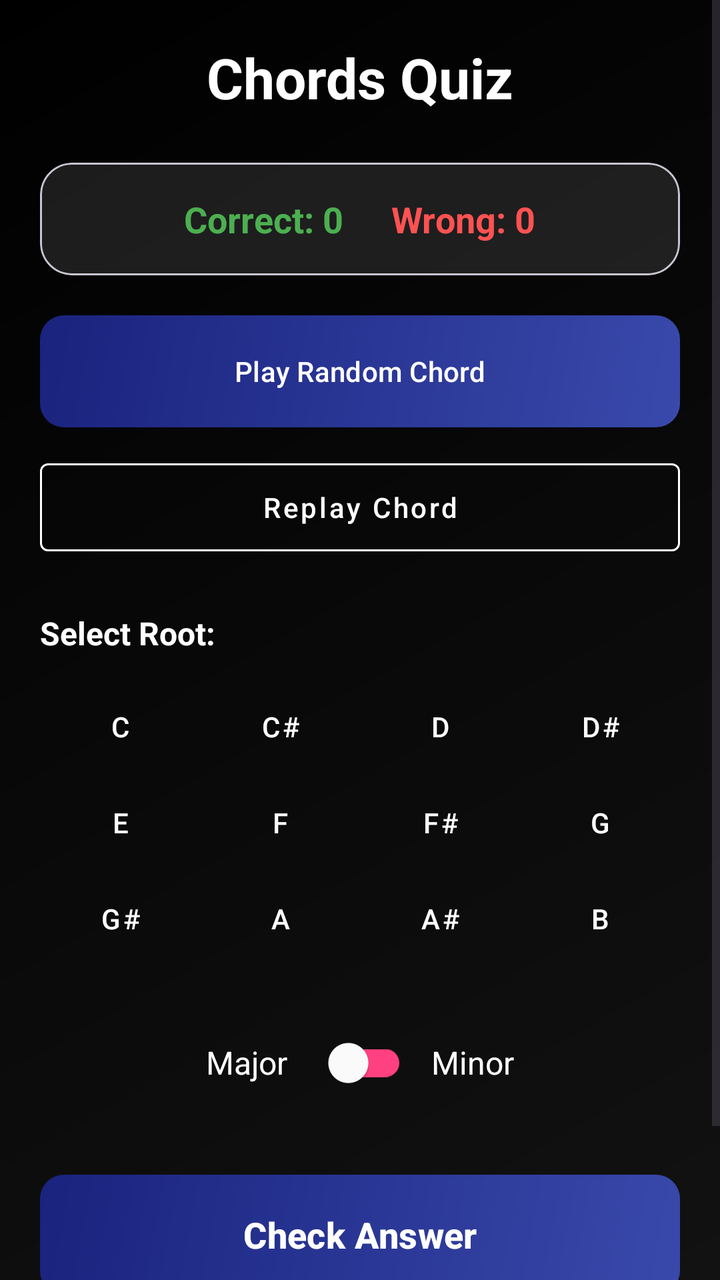
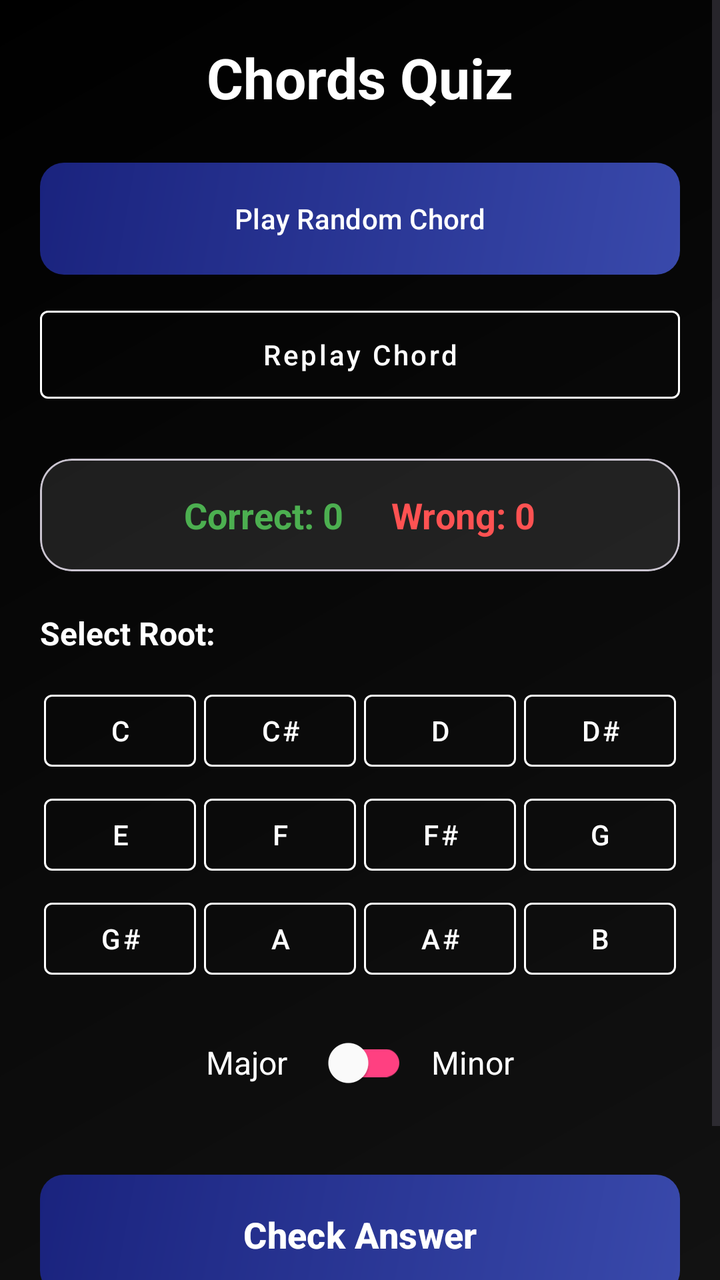

Compare the two renders of this Android layout. The source of the first and the diff that turns it into the second are given below.
<!-- AndroidManifest.xml: application theme Theme.GeffenFinalProject -->
<!-- res/layout/activity_user_chords_quiz.xml -->
<?xml version="1.0" encoding="utf-8"?>
<androidx.constraintlayout.widget.ConstraintLayout xmlns:android="http://schemas.android.com/apk/res/android"
    xmlns:app="http://schemas.android.com/apk/res-auto"
    xmlns:tools="http://schemas.android.com/tools"
    android:id="@+id/main"
    android:layout_width="match_parent"
    android:layout_height="match_parent"
    android:background="@drawable/main_gradient"
    tools:context=".user_chords_quiz">

    <ScrollView
        android:layout_width="match_parent"
        android:layout_height="match_parent"
        android:fillViewport="true">

        <LinearLayout
            android:layout_width="match_parent"
            android:layout_height="wrap_content"
            android:orientation="vertical"
            android:padding="20dp">

            <TextView
                android:id="@+id/titleText"
                android:layout_width="match_parent"
                android:layout_height="wrap_content"
                android:layout_marginBottom="24dp"
                android:gravity="center"
                android:text="Chords Quiz"
                android:textColor="@color/white"
                android:textSize="28sp"
                android:textStyle="bold" />

            <com.google.android.material.card.MaterialCardView
                android:layout_width="match_parent"
                android:layout_height="wrap_content"
                android:layout_marginBottom="20dp"
                app:cardBackgroundColor="#1AFFFFFF"
                app:cardCornerRadius="16dp"
                app:cardElevation="0dp">

                <LinearLayout
                    android:layout_width="match_parent"
                    android:layout_height="wrap_content"
                    android:gravity="center"
                    android:orientation="horizontal"
                    android:padding="16dp">

                    <TextView
                        android:id="@+id/scoreText"
                        android:layout_width="wrap_content"
                        android:layout_height="wrap_content"
                        android:layout_marginEnd="24dp"
                        android:text="Correct: 0"
                        android:textColor="#4CAF50"
                        android:textSize="18sp"
                        android:textStyle="bold" />

                    <TextView
                        android:id="@+id/wrongText"
                        android:layout_width="wrap_content"
                        android:layout_height="wrap_content"
                        android:text="Wrong: 0"
                        android:textColor="#FF5252"
                        android:textSize="18sp"
                        android:textStyle="bold" />
                </LinearLayout>
            </com.google.android.material.card.MaterialCardView>

            <com.google.android.material.button.MaterialButton
                android:id="@+id/btnPlayChord"
                android:layout_width="match_parent"
                android:layout_height="56dp"
                android:layout_marginBottom="12dp"
                android:background="@drawable/button_primary"
                android:text="Play Random Chord"
                android:textAllCaps="false"
                android:textColor="@color/white"
                app:backgroundTint="@null"
                app:cornerRadius="12dp" />

            <com.google.android.material.button.MaterialButton
                android:id="@+id/btnReplay"
                style="@style/Widget.MaterialComponents.Button.OutlinedButton"
                android:layout_width="match_parent"
                android:layout_height="56dp"
                android:layout_marginBottom="24dp"
                android:text="Replay Chord"
                android:textAllCaps="false"
                android:textColor="@color/white"
                app:strokeColor="@color/white" />

            <TextView
                android:layout_width="match_parent"
                android:layout_height="wrap_content"
                android:layout_marginBottom="12dp"
                android:text="Select Root:"
                android:textColor="@color/white"
                android:textSize="16sp"
                android:textStyle="bold" />

            <GridLayout
                android:layout_width="match_parent"
                android:layout_height="wrap_content"
                android:layout_marginBottom="24dp"
                android:columnCount="4">

                <com.google.android.material.button.MaterialButton
                    android:id="@+id/btnRootC"
                    style="@style/Widget.MaterialComponents.Button.TextButton"
                    android:layout_width="0dp"
                    android:layout_height="wrap_content"
                    android:layout_columnWeight="1"
                    android:text="C"
                    android:textColor="@color/white" />

                <com.google.android.material.button.MaterialButton
                    android:id="@+id/btnRootCSharp"
                    style="@style/Widget.MaterialComponents.Button.TextButton"
                    android:layout_width="0dp"
                    android:layout_height="wrap_content"
                    android:layout_columnWeight="1"
                    android:text="C#"
                    android:textColor="@color/white" />

                <com.google.android.material.button.MaterialButton
                    android:id="@+id/btnRootD"
                    style="@style/Widget.MaterialComponents.Button.TextButton"
                    android:layout_width="0dp"
                    android:layout_height="wrap_content"
                    android:layout_columnWeight="1"
                    android:text="D"
                    android:textColor="@color/white" />

                <com.google.android.material.button.MaterialButton
                    android:id="@+id/btnRootDSharp"
                    style="@style/Widget.MaterialComponents.Button.TextButton"
                    android:layout_width="0dp"
                    android:layout_height="wrap_content"
                    android:layout_columnWeight="1"
                    android:text="D#"
                    android:textColor="@color/white" />

                <com.google.android.material.button.MaterialButton
                    android:id="@+id/btnRootE"
                    style="@style/Widget.MaterialComponents.Button.TextButton"
                    android:layout_width="0dp"
                    android:layout_height="wrap_content"
                    android:layout_columnWeight="1"
                    android:text="E"
                    android:textColor="@color/white" />

                <com.google.android.material.button.MaterialButton
                    android:id="@+id/btnRootF"
                    style="@style/Widget.MaterialComponents.Button.TextButton"
                    android:layout_width="0dp"
                    android:layout_height="wrap_content"
                    android:layout_columnWeight="1"
                    android:text="F"
                    android:textColor="@color/white" />

                <com.google.android.material.button.MaterialButton
                    android:id="@+id/btnRootFSharp"
                    style="@style/Widget.MaterialComponents.Button.TextButton"
                    android:layout_width="0dp"
                    android:layout_height="wrap_content"
                    android:layout_columnWeight="1"
                    android:text="F#"
                    android:textColor="@color/white" />

                <com.google.android.material.button.MaterialButton
                    android:id="@+id/btnRootG"
                    style="@style/Widget.MaterialComponents.Button.TextButton"
                    android:layout_width="0dp"
                    android:layout_height="wrap_content"
                    android:layout_columnWeight="1"
                    android:text="G"
                    android:textColor="@color/white" />

                <com.google.android.material.button.MaterialButton
                    android:id="@+id/btnRootGSharp"
                    style="@style/Widget.MaterialComponents.Button.TextButton"
                    android:layout_width="0dp"
                    android:layout_height="wrap_content"
                    android:layout_columnWeight="1"
                    android:text="G#"
                    android:textColor="@color/white" />

                <com.google.android.material.button.MaterialButton
                    android:id="@+id/btnRootA"
                    style="@style/Widget.MaterialComponents.Button.TextButton"
                    android:layout_width="0dp"
                    android:layout_height="wrap_content"
                    android:layout_columnWeight="1"
                    android:text="A"
                    android:textColor="@color/white" />

                <com.google.android.material.button.MaterialButton
                    android:id="@+id/btnRootASharp"
                    style="@style/Widget.MaterialComponents.Button.TextButton"
                    android:layout_width="0dp"
                    android:layout_height="wrap_content"
                    android:layout_columnWeight="1"
                    android:text="A#"
                    android:textColor="@color/white" />

                <com.google.android.material.button.MaterialButton
                    android:id="@+id/btnRootB"
                    style="@style/Widget.MaterialComponents.Button.TextButton"
                    android:layout_width="0dp"
                    android:layout_height="wrap_content"
                    android:layout_columnWeight="1"
                    android:text="B"
                    android:textColor="@color/white" />

            </GridLayout>

            <LinearLayout
                android:layout_width="match_parent"
                android:layout_height="wrap_content"
                android:layout_marginBottom="32dp"
                android:gravity="center"
                android:orientation="horizontal">

                <TextView
                    android:layout_width="wrap_content"
                    android:layout_height="wrap_content"
                    android:layout_marginEnd="12dp"
                    android:text="Major"
                    android:textColor="@color/white"
                    android:textSize="16sp" />

                <com.google.android.material.switchmaterial.SwitchMaterial
                    android:id="@+id/switchType"
                    android:layout_width="wrap_content"
                    android:layout_height="wrap_content"
                    app:thumbTint="@color/white"
                    app:trackTint="@color/accent" />

                <TextView
                    android:layout_width="wrap_content"
                    android:layout_height="wrap_content"
                    android:layout_marginStart="12dp"
                    android:text="Minor"
                    android:textColor="@color/white"
                    android:textSize="16sp" />
            </LinearLayout>

            <com.google.android.material.button.MaterialButton
                android:id="@+id/btnCheckAnswer"
                android:layout_width="match_parent"
                android:layout_height="60dp"
                android:layout_marginBottom="12dp"
                android:background="@drawable/button_secondary"
                android:text="Check Answer"
                android:textAllCaps="false"
                android:textColor="@color/white"
                android:textSize="18sp"
                android:textStyle="bold"
                app:backgroundTint="@null"
                app:cornerRadius="12dp" />

            <com.google.android.material.button.MaterialButton
                android:id="@+id/btnStop"
                style="@style/Widget.MaterialComponents.Button.TextButton"
                android:layout_width="match_parent"
                android:layout_height="wrap_content"
                android:text="Back to Menu"
                android:textAllCaps="false"
                android:textColor="#BDBDBD" />

        </LinearLayout>
    </ScrollView>

</androidx.constraintlayout.widget.ConstraintLayout>
<!-- resources referenced by this layout -->
<resources>
  <color name="accent">#FF4081</color>
  <color name="white">#FFFFFFFF</color>
  <!-- drawable button_primary (drawable) -->
  <?xml version="1.0" encoding="utf-8"?>
  <ripple xmlns:android="http://schemas.android.com/apk/res/android"
      android:color="#40FFFFFF">
      <item android:drawable="@drawable/button_gradient" />
  </ripple>
  <!-- drawable button_secondary (drawable) -->
  <?xml version="1.0" encoding="utf-8"?>
  <ripple xmlns:android="http://schemas.android.com/apk/res/android"
      android:color="#40FFFFFF">
      <item android:drawable="@drawable/button_gradient" />
  </ripple>
  <!-- drawable main_gradient (drawable) -->
  <?xml version="1.0" encoding="utf-8"?>
  <shape xmlns:android="http://schemas.android.com/apk/res/android"
      android:shape="rectangle">
      <gradient
          android:angle="135"
          android:endColor="@color/bg_end"
          android:startColor="@color/bg_start"
          android:type="linear" />
  </shape>
  <style name="Theme.GeffenFinalProject" parent="Base.Theme.GeffenFinalProject" />
  <!-- drawable button_gradient (drawable) -->
  <?xml version="1.0" encoding="utf-8"?>
  <shape xmlns:android="http://schemas.android.com/apk/res/android"
      android:shape="rectangle">
      <gradient
          android:angle="135"
          android:endColor="@color/button_bg_end"
          android:startColor="@color/button_bg_start"
          android:type="linear" />
      <corners android:radius="12dp" />
  </shape>
  <color name="bg_end">#000000</color>
  <color name="bg_start">#121212</color>
  <style name="Base.Theme.GeffenFinalProject" parent="Theme.Material3.DayNight.NoActionBar">
          
          
      </style>
  <color name="button_bg_end">#1A237E</color>
  <color name="button_bg_start">#3949AB</color>
</resources>

<!-- the commit's change to res/layout/activity_user_chords_quiz.xml (unified diff, before → after) -->
@@ -29,6 +29,31 @@
                 android:textColor="@color/white"
                 android:textSize="28sp"
                 android:textStyle="bold" />
+
+
+
+            <com.google.android.material.button.MaterialButton
+                android:id="@+id/btnPlayChord"
+                android:layout_width="match_parent"
+                android:layout_height="56dp"
+                android:layout_marginBottom="12dp"
+                android:background="@drawable/button_primary"
+                android:text="Play Random Chord"
+                android:textAllCaps="false"
+                android:textColor="@color/white"
+                app:backgroundTint="@null"
+                app:cornerRadius="12dp" />
+
+            <com.google.android.material.button.MaterialButton
+                android:id="@+id/btnReplay"
+                style="@style/Widget.MaterialComponents.Button.OutlinedButton"
+                android:layout_width="match_parent"
+                android:layout_height="56dp"
+                android:layout_marginBottom="24dp"
+                android:text="Replay Chord"
+                android:textAllCaps="false"
+                android:textColor="@color/white"
+                app:strokeColor="@color/white" />
 
             <com.google.android.material.card.MaterialCardView
                 android:layout_width="match_parent"
@@ -66,29 +91,6 @@
                 </LinearLayout>
             </com.google.android.material.card.MaterialCardView>
 
-            <com.google.android.material.button.MaterialButton
-                android:id="@+id/btnPlayChord"
-                android:layout_width="match_parent"
-                android:layout_height="56dp"
-                android:layout_marginBottom="12dp"
-                android:background="@drawable/button_primary"
-                android:text="Play Random Chord"
-                android:textAllCaps="false"
-                android:textColor="@color/white"
-                app:backgroundTint="@null"
-                app:cornerRadius="12dp" />
-
-            <com.google.android.material.button.MaterialButton
-                android:id="@+id/btnReplay"
-                style="@style/Widget.MaterialComponents.Button.OutlinedButton"
-                android:layout_width="match_parent"
-                android:layout_height="56dp"
-                android:layout_marginBottom="24dp"
-                android:text="Replay Chord"
-                android:textAllCaps="false"
-                android:textColor="@color/white"
-                app:strokeColor="@color/white" />
-
             <TextView
                 android:layout_width="match_parent"
                 android:layout_height="wrap_content"
@@ -101,7 +103,7 @@
             <GridLayout
                 android:layout_width="match_parent"
                 android:layout_height="wrap_content"
-                android:layout_marginBottom="24dp"
+                android:layout_marginBottom="12dp"
                 android:columnCount="4">
 
                 <com.google.android.material.button.MaterialButton
@@ -111,7 +113,11 @@
                     android:layout_height="wrap_content"
                     android:layout_columnWeight="1"
                     android:text="C"
-                    android:textColor="@color/white" />
+                    android:textColor="@color/white"
+                    app:strokeColor="@color/white"
+                    app:strokeWidth="1dp"
+                    android:layout_margin="2dp"
+                    />
 
                 <com.google.android.material.button.MaterialButton
                     android:id="@+id/btnRootCSharp"
@@ -120,7 +126,11 @@
                     android:layout_height="wrap_content"
                     android:layout_columnWeight="1"
                     android:text="C#"
-                    android:textColor="@color/white" />
+                    android:textColor="@color/white"
+                    app:strokeColor="@color/white"
+                    app:strokeWidth="1dp"
+                    android:layout_margin="2dp"
+                    />
 
                 <com.google.android.material.button.MaterialButton
                     android:id="@+id/btnRootD"
@@ -129,7 +139,11 @@
                     android:layout_height="wrap_content"
                     android:layout_columnWeight="1"
                     android:text="D"
-                    android:textColor="@color/white" />
+                    android:textColor="@color/white"
+                    app:strokeColor="@color/white"
+                    app:strokeWidth="1dp"
+                    android:layout_margin="2dp"
+                    />
 
                 <com.google.android.material.button.MaterialButton
                     android:id="@+id/btnRootDSharp"
@@ -138,7 +152,11 @@
                     android:layout_height="wrap_content"
                     android:layout_columnWeight="1"
                     android:text="D#"
-                    android:textColor="@color/white" />
+                    android:textColor="@color/white"
+                    app:strokeColor="@color/white"
+                    app:strokeWidth="1dp"
+                    android:layout_margin="2dp"
+                    />
 
                 <com.google.android.material.button.MaterialButton
                     android:id="@+id/btnRootE"
@@ -147,7 +165,11 @@
                     android:layout_height="wrap_content"
                     android:layout_columnWeight="1"
                     android:text="E"
-                    android:textColor="@color/white" />
+                    android:textColor="@color/white"
+                    app:strokeColor="@color/white"
+                    app:strokeWidth="1dp"
+                    android:layout_margin="2dp"
+                    />
 
                 <com.google.android.material.button.MaterialButton
                     android:id="@+id/btnRootF"
@@ -156,7 +178,11 @@
                     android:layout_height="wrap_content"
                     android:layout_columnWeight="1"
                     android:text="F"
-                    android:textColor="@color/white" />
+                    android:textColor="@color/white"
+                    app:strokeColor="@color/white"
+                    app:strokeWidth="1dp"
+                    android:layout_margin="2dp"
+                    />
 
                 <com.google.android.material.button.MaterialButton
                     android:id="@+id/btnRootFSharp"
@@ -165,7 +191,11 @@
                     android:layout_height="wrap_content"
                     android:layout_columnWeight="1"
                     android:text="F#"
-                    android:textColor="@color/white" />
+                    android:textColor="@color/white"
+                    app:strokeColor="@color/white"
+                    app:strokeWidth="1dp"
+                    android:layout_margin="2dp"
+                    />
 
                 <com.google.android.material.button.MaterialButton
                     android:id="@+id/btnRootG"
@@ -174,7 +204,11 @@
                     android:layout_height="wrap_content"
                     android:layout_columnWeight="1"
                     android:text="G"
-                    android:textColor="@color/white" />
+                    android:textColor="@color/white"
+                    app:strokeColor="@color/white"
+                    app:strokeWidth="1dp"
+                    android:layout_margin="2dp"
+                    />
 
                 <com.google.android.material.button.MaterialButton
                     android:id="@+id/btnRootGSharp"
@@ -183,7 +217,11 @@
                     android:layout_height="wrap_content"
                     android:layout_columnWeight="1"
                     android:text="G#"
-                    android:textColor="@color/white" />
+                    android:textColor="@color/white"
+                    app:strokeColor="@color/white"
+                    app:strokeWidth="1dp"
+                    android:layout_margin="2dp"
+                    />
 
                 <com.google.android.material.button.MaterialButton
                     android:id="@+id/btnRootA"
@@ -192,7 +230,11 @@
                     android:layout_height="wrap_content"
                     android:layout_columnWeight="1"
                     android:text="A"
-                    android:textColor="@color/white" />
+                    android:textColor="@color/white"
+                    app:strokeColor="@color/white"
+                    app:strokeWidth="1dp"
+                    android:layout_margin="2dp"
+                    />
 
                 <com.google.android.material.button.MaterialButton
                     android:id="@+id/btnRootASharp"
@@ -201,7 +243,11 @@
                     android:layout_height="wrap_content"
                     android:layout_columnWeight="1"
                     android:text="A#"
-                    android:textColor="@color/white" />
+                    android:textColor="@color/white"
+                    app:strokeColor="@color/white"
+                    app:strokeWidth="1dp"
+                    android:layout_margin="2dp"
+                    />
 
                 <com.google.android.material.button.MaterialButton
                     android:id="@+id/btnRootB"
@@ -210,7 +256,11 @@
                     android:layout_height="wrap_content"
                     android:layout_columnWeight="1"
                     android:text="B"
-                    android:textColor="@color/white" />
+                    android:textColor="@color/white"
+                    app:strokeColor="@color/white"
+                    app:strokeWidth="1dp"
+                    android:layout_margin="2dp"
+                    />
 
             </GridLayout>
 
